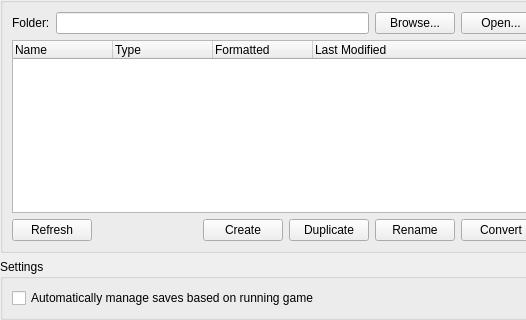
Old version of the form pcsx2-qt/Settings/MemoryCardSettingsWidget.ui in the repository PCSX2/pcsx2; both pictures show x 0 to 526 and y 123 to 443 of the 639 by 443 pixel window.
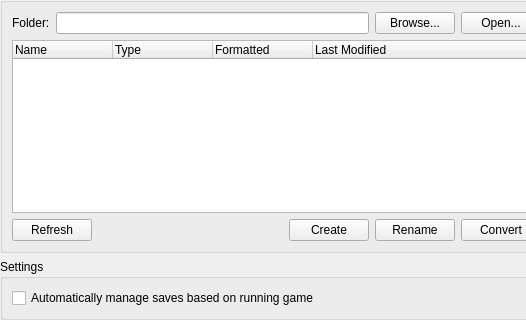
New version of the form. Custom widgets are drawn as their Qt base class.

Commit message: Qt: Remove the duplicate memcard button

Diff of the .ui file:
```diff
--- a/pcsx2-qt/Settings/MemoryCardSettingsWidget.ui
+++ b/pcsx2-qt/Settings/MemoryCardSettingsWidget.ui
@@ -146,13 +146,6 @@
           </property>
          </widget>
         </item>
-        <item>
-         <widget class="QPushButton" name="duplicateCard">
-          <property name="text">
-           <string>Duplicate</string>
-          </property>
-         </widget>
-        </item>
         <item>
          <widget class="QPushButton" name="renameCard">
           <property name="text">
```
The commit also changes 2 other files.
